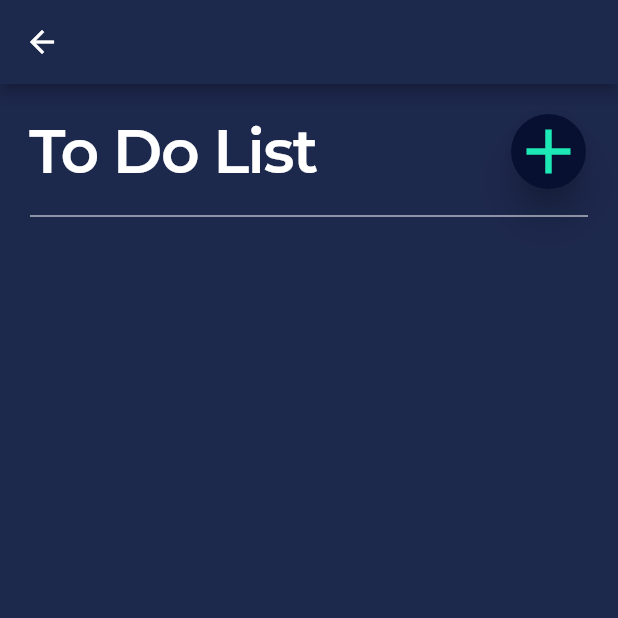
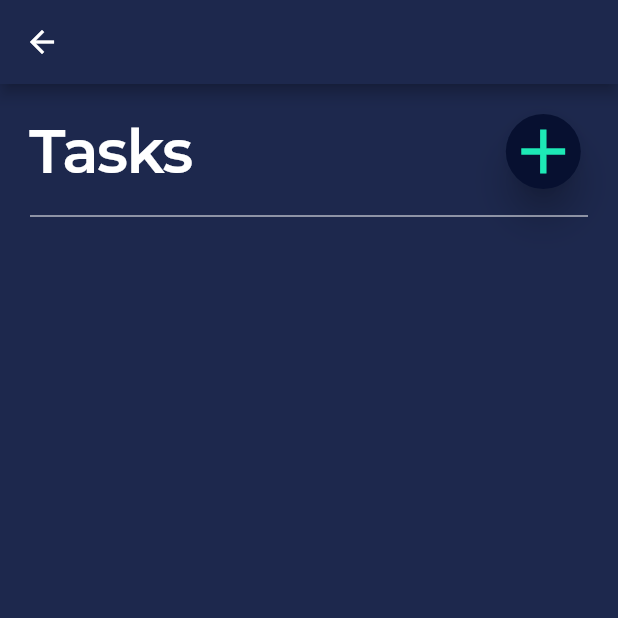
Before and after one commit to MisterJoz/Productivist, a Flutter app: the TasksPage screen opened directly, on a phone screen of 412 x 824 dp, the top half of it. Run offline on Flutter 3.47's test engine with Material 2 defaults, Android fonts, the phone set to English and light mode, and no system bars; our stand-ins replace table_calendar; project files that could hold a hidden picture were left out.

Commit message:
put task title back

```diff
--- a/lib/screens/task_page.dart
+++ b/lib/screens/task_page.dart
@@ -24,7 +24,7 @@ class _TasksPageState extends State<TasksPage> {
             child: Row(
               children: <Widget>[
                 Text(
-                  "To Do List",
+                  "Tasks",
                   style: TextStyle(
                       color: Colors.white,
                       fontSize: 40.0,
@@ -33,7 +33,7 @@ class _TasksPageState extends State<TasksPage> {
                 ),
 
                 Padding(
-                  padding: EdgeInsets.fromLTRB(110, 0, 0, 0),
+                  padding: EdgeInsets.fromLTRB(190, 0, 0, 0),
                   child: RawMaterialButton(
                     shape: CircleBorder(),
                     fillColor: Color(0xFF071030),
```
